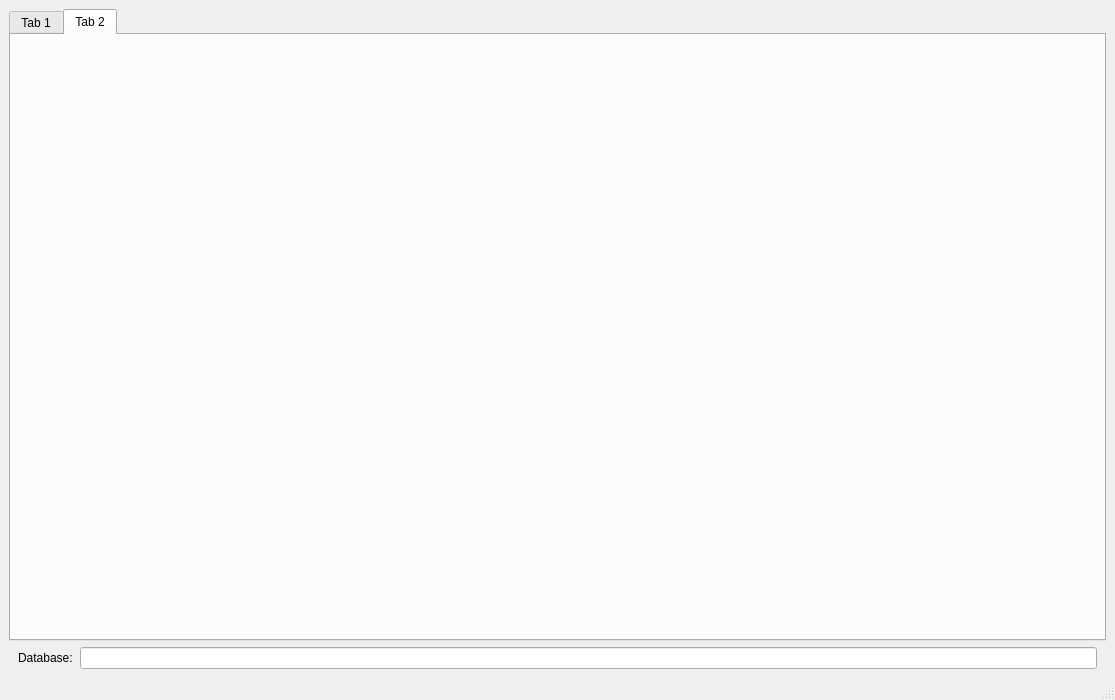
Old version of the form hallbench/gui/ui/hallbenchwindow.ui in the repository lnls-ima/hall-bench-control.
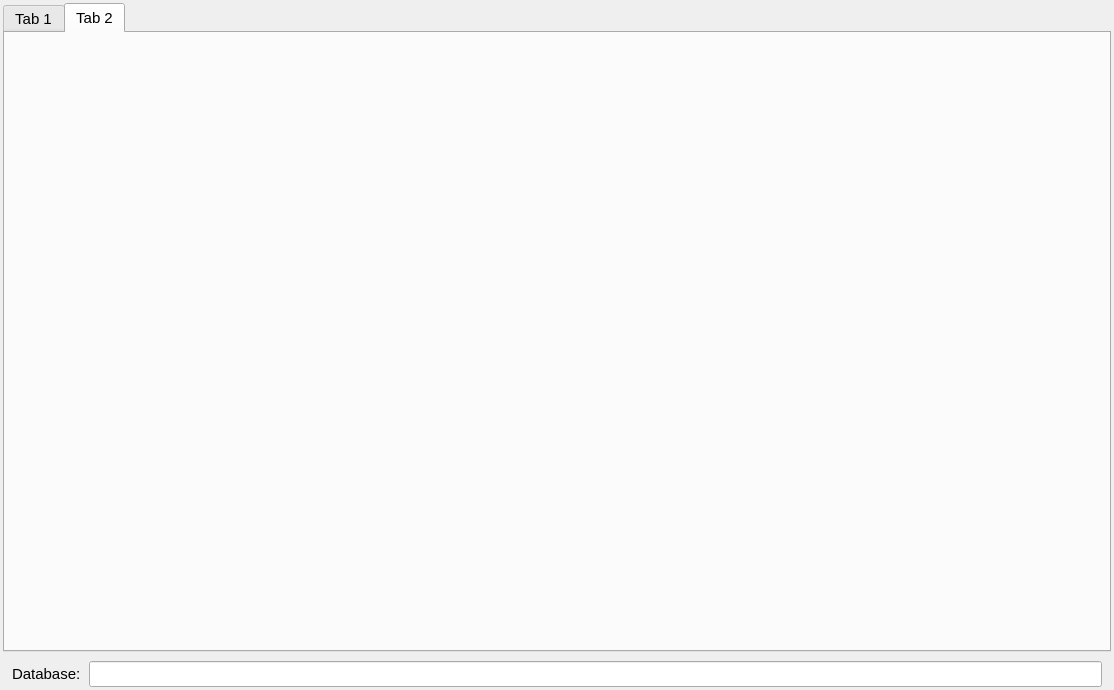
New version of the form.

```diff
--- a/hallbench/gui/ui/hallbenchwindow.ui
+++ b/hallbench/gui/ui/hallbenchwindow.ui
@@ -6,15 +6,29 @@
    <rect>
     <x>0</x>
     <y>0</y>
-    <width>1115</width>
-    <height>700</height>
+    <width>1114</width>
+    <height>690</height>
    </rect>
   </property>
+  <property name="font">
+   <font>
+    <pointsize>11</pointsize>
+   </font>
+  </property>
   <property name="windowTitle">
    <string>Hall Bench Control</string>
   </property>
   <widget class="QWidget" name="centralwidget">
    <layout class="QGridLayout" name="gridLayout">
+    <property name="horizontalSpacing">
+     <number>3</number>
+    </property>
+    <property name="verticalSpacing">
+     <number>9</number>
+    </property>
+    <property name="margin">
+     <number>3</number>
+    </property>
     <item row="0" column="0">
      <widget class="QTabWidget" name="main_tab">
       <property name="currentIndex">
@@ -79,7 +93,6 @@
     </rect>
    </property>
   </widget>
-  <widget class="QStatusBar" name="statusbar"/>
   <action name="setdir_act">
    <property name="text">
     <string>Set Directory...</string>
```
Left out of the diff: 2 changed lines with no effect on the pictures.
